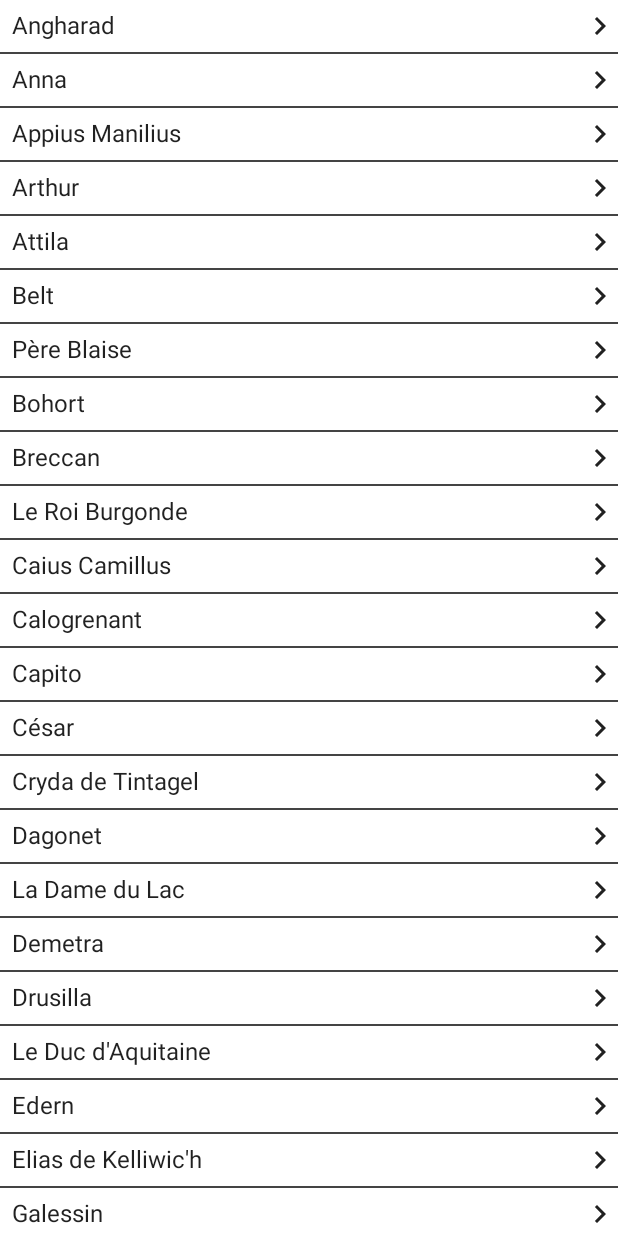
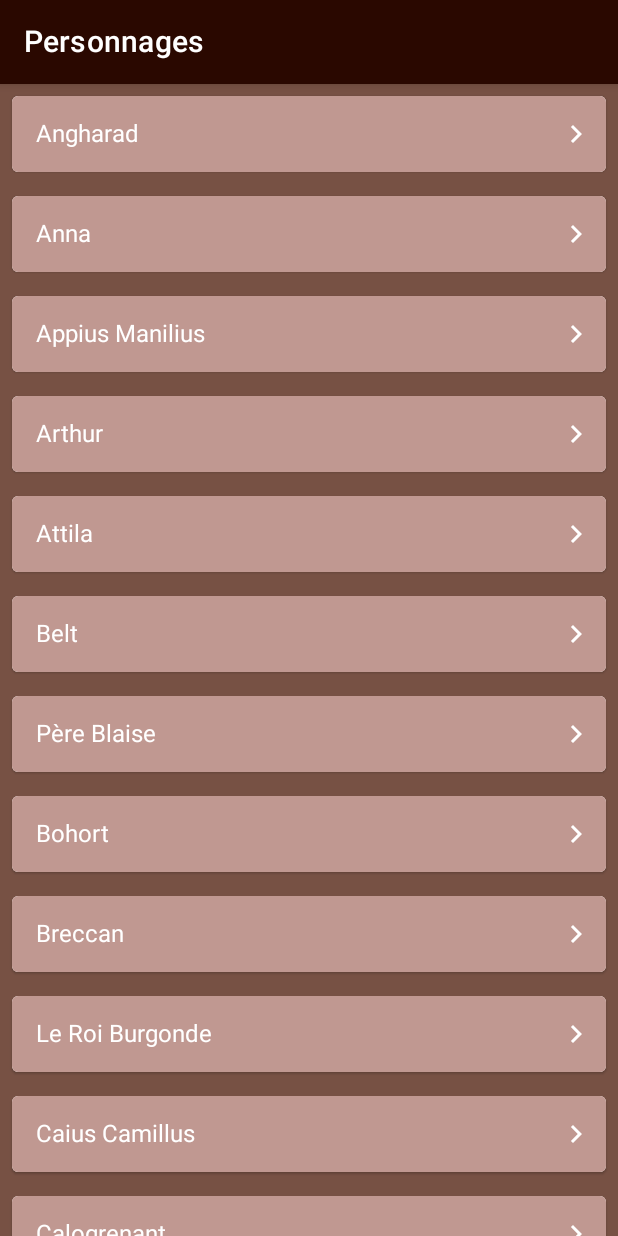
Before and after one commit to Guitouille/Kaamelott_citations, an Android app built with Jetpack Compose: the screen it shows after launch (MainActivity), after a tap on an icon or button, on a phone screen of 412 x 824 dp. Run offline under Robolectric (Android 15) with nearby library versions, the phone set to English and light mode, and no system bars; our stand-ins replace Dagger/Hilt's generated code, Timber, accompanist.

Commit message:
Better UI

```diff
--- a/app/build.gradle
+++ b/app/build.gradle
@@ -54,7 +54,7 @@ dependencies {
 
     implementation "androidx.room:room-runtime:$room_version"
     kapt "androidx.room:room-compiler:$room_version"
-
+    implementation "com.google.accompanist:accompanist-systemuicontroller:0.17.0"
     implementation 'androidx.core:core-ktx:1.7.0'
     implementation 'androidx.appcompat:appcompat:1.4.0'
     implementation 'com.google.android.material:material:1.4.0'
--- a/app/src/main/java/com/example/kaamelottcitations/MainActivity.kt
+++ b/app/src/main/java/com/example/kaamelottcitations/MainActivity.kt
@@ -13,7 +13,6 @@ import dagger.hilt.android.AndroidEntryPoint
 @AndroidEntryPoint
 class MainActivity : ComponentActivity() {
 
-    @OptIn(ExperimentalFoundationApi::class)
     override fun onCreate(savedInstanceState: Bundle?) {
         super.onCreate(savedInstanceState)
         setContent {
--- a/app/src/main/java/com/example/kaamelottcitations/data/kaamelottquotes/datasource/remote/QuotesRemoteSource.kt
+++ b/app/src/main/java/com/example/kaamelottcitations/data/kaamelottquotes/datasource/remote/QuotesRemoteSource.kt
@@ -1,5 +1,6 @@
 package com.example.kaamelottcitations.data.kaamelottquotes.datasource.remote
 
+import kotlinx.coroutines.delay
 import javax.inject.Inject
 
 class QuotesRemoteSource @Inject constructor(private val quotesService: QuotesService) {
@@ -8,6 +9,7 @@ class QuotesRemoteSource @Inject constructor(private val quotesService: QuotesSe
         book: Int,
         character: String
     ): QuotesRemoteEntity {
+        delay(2000)
         var quotesList = QuotesRemoteEntity()
         val result = quotesService.getCharacterQuoteByBook(book, character)
 
--- a/app/src/main/java/com/example/kaamelottcitations/navigation/NavigationHost.kt
+++ b/app/src/main/java/com/example/kaamelottcitations/navigation/NavigationHost.kt
@@ -1,22 +1,17 @@
 package com.example.kaamelottcitations.navigation
 
-import androidx.compose.foundation.ExperimentalFoundationApi
 import androidx.compose.runtime.Composable
 import androidx.compose.ui.Modifier
-import androidx.lifecycle.viewmodel.compose.viewModel
 import androidx.navigation.NavType
 import androidx.navigation.compose.NavHost
 import androidx.navigation.compose.composable
-import androidx.navigation.compose.currentBackStackEntryAsState
 import androidx.navigation.compose.rememberNavController
 import androidx.navigation.navArgument
 import androidx.navigation.navDeepLink
 import com.example.kaamelottcitations.ui.books.BooksGrid
 import com.example.kaamelottcitations.ui.characters.CharacterList
 import com.example.kaamelottcitations.ui.quotes.CharacterQuotesByBookScreen
-import com.example.kaamelottcitations.ui.quotes.CharacterQuotesViewModel
 
-@ExperimentalFoundationApi
 @Composable
 fun NavigationHost(
     modifier: Modifier = Modifier
--- /dev/null
+++ b/app/src/main/java/com/example/kaamelottcitations/ui/Common.kt
@@ -0,0 +1,14 @@
+package com.example.kaamelottcitations.ui
+
+import androidx.compose.material.Text
+import androidx.compose.material.TopAppBar
+import androidx.compose.runtime.Composable
+
+@Composable
+fun Toolbar(title: String) {
+    TopAppBar(
+        title = {
+            Text(text = title)
+        }
+    )
+}
--- a/app/src/main/java/com/example/kaamelottcitations/ui/books/BooksScreen.kt
+++ b/app/src/main/java/com/example/kaamelottcitations/ui/books/BooksScreen.kt
@@ -1,31 +1,40 @@
 package com.example.kaamelottcitations.ui.books
 
-import androidx.compose.foundation.ExperimentalFoundationApi
 import androidx.compose.foundation.Image
+import androidx.compose.foundation.background
 import androidx.compose.foundation.clickable
-import androidx.compose.foundation.layout.Column
-import androidx.compose.foundation.layout.fillMaxWidth
-import androidx.compose.foundation.layout.padding
-import androidx.compose.foundation.layout.size
-import androidx.compose.foundation.lazy.GridCells
-import androidx.compose.foundation.lazy.LazyVerticalGrid
+import androidx.compose.foundation.layout.*
+import androidx.compose.foundation.lazy.LazyColumn
 import androidx.compose.material.Card
+import androidx.compose.material.MaterialTheme
 import androidx.compose.material.Text
 import androidx.compose.runtime.Composable
 import androidx.compose.ui.Alignment
 import androidx.compose.ui.Modifier
+import androidx.compose.ui.graphics.Color
 import androidx.compose.ui.res.painterResource
 import androidx.compose.ui.res.stringResource
 import androidx.compose.ui.tooling.preview.Preview
 import androidx.compose.ui.unit.dp
+import androidx.compose.ui.unit.sp
 import com.example.kaamelottcitations.R
 import com.example.kaamelottcitations.core.getBookDrawableId
 import com.example.kaamelottcitations.core.numberOfBooks
+import com.example.kaamelottcitations.ui.Toolbar
+import com.example.kaamelottcitations.ui.theme.QuickSand
+import com.example.kaamelottcitations.ui.theme.RomanCoffee
 
-@ExperimentalFoundationApi
 @Composable
 fun BooksGrid(onBookClick: (Int) -> Unit) {
-    LazyVerticalGrid(cells = GridCells.Fixed(2)) {
+    Column(
+        modifier = Modifier
+            .background(color = RomanCoffee)
+            .fillMaxHeight()
+    ) {
+        Toolbar(title = stringResource(R.string.screen_title_book))
+        LazyColumn(
+            modifier = Modifier.padding(all = 8.dp)
+        ) {
             items(numberOfBooks) {
                 val bookNumber = it + 1
 
@@ -37,22 +46,46 @@ fun BooksGrid(onBookClick: (Int) -> Unit) {
             }
         }
     }
+}
 
 @Composable
 fun BookCell(bookNumber: Int, bookName: String, onBookClick: (Int) -> Unit) {
     Card(
         modifier = Modifier
             .clickable { onBookClick(bookNumber) }
-            .padding(all = 4.dp)
+            .padding(all = 8.dp)
             .fillMaxWidth()
     ) {
-        Column(horizontalAlignment = Alignment.CenterHorizontally) {
+        Row(
+            modifier = Modifier
+                .background(color = QuickSand)
+                .padding(8.dp),
+            verticalAlignment = Alignment.CenterVertically,
+        ) {
+            Card {
                 Image(
-                modifier = Modifier.size(100.dp),
+                    modifier = Modifier
+                        .size(70.dp)
+                        .padding(6.dp),
                     painter = painterResource(id = bookNumber.getBookDrawableId()),
                     contentDescription = bookName
                 )
-            Text(bookName)
+            }
+            Column(
+                modifier = Modifier
+                    .padding(start = 8.dp)
+            ) {
+                Text(
+                    style = MaterialTheme.typography.h6,
+                    text = bookName,
+                    color = Color.White
+                )
+                Text(
+                    style = MaterialTheme.typography.caption,
+                    text = stringResource(R.string.screen_book_see_characters),
+                    color = Color.White
+                )
+            }
         }
     }
 }
--- a/app/src/main/java/com/example/kaamelottcitations/ui/characters/CharactersScreen.kt
+++ b/app/src/main/java/com/example/kaamelottcitations/ui/characters/CharactersScreen.kt
@@ -1,10 +1,13 @@
 package com.example.kaamelottcitations.ui.characters
 
+import androidx.compose.foundation.background
 import androidx.compose.foundation.clickable
+import androidx.compose.foundation.layout.Column
 import androidx.compose.foundation.layout.Row
+import androidx.compose.foundation.layout.fillMaxWidth
 import androidx.compose.foundation.layout.padding
 import androidx.compose.foundation.lazy.LazyColumn
-import androidx.compose.material.Divider
+import androidx.compose.material.Card
 import androidx.compose.material.Icon
 import androidx.compose.material.Text
 import androidx.compose.material.icons.Icons
@@ -14,19 +17,28 @@ import androidx.compose.ui.Alignment
 import androidx.compose.ui.Modifier
 import androidx.compose.ui.graphics.Color
 import androidx.compose.ui.res.stringArrayResource
+import androidx.compose.ui.res.stringResource
 import androidx.compose.ui.tooling.preview.Preview
 import androidx.compose.ui.unit.dp
 import com.example.kaamelottcitations.R
+import com.example.kaamelottcitations.ui.Toolbar
+import com.example.kaamelottcitations.ui.theme.QuickSand
+import com.example.kaamelottcitations.ui.theme.RomanCoffee
 
 @Composable
 fun CharacterList(bookNumber: Int, onCharacterClicked: (Int, Int) -> Unit) {
     val charactersArray = stringArrayResource(id = R.array.characters)
+    Column(
+        modifier = Modifier
+            .background(color = RomanCoffee)
+    ) {
+        Toolbar(title = stringResource(R.string.screen_title_characters))
         LazyColumn {
             items(charactersArray.size) { index ->
                 CharacterRow(charactersArray[index], index, bookNumber, onCharacterClicked)
-            Divider(color = Color.DarkGray)
             }
 
+        }
     }
 }
 
@@ -37,20 +49,31 @@ fun CharacterRow(
     bookNumber: Int,
     onCharacterClicked: (Int, Int) -> Unit
 ) {
+    Card(
+        modifier = Modifier
+            .clickable { onCharacterClicked(bookNumber, nameIndex) }
+            .padding(all = 8.dp)
+            .fillMaxWidth()
+    ) {
         Row(
-        modifier = Modifier.clickable { onCharacterClicked(bookNumber, nameIndex) },
+            modifier = Modifier
+                .background(color = QuickSand)
+                .padding(8.dp),
             verticalAlignment = Alignment.CenterVertically
         ) {
             Text(
                 modifier = Modifier
                     .weight(1f)
                     .padding(8.dp),
-            text = name
+                text = name,
+                color = Color.White
             )
             Icon(
                 imageVector = Icons.Filled.ChevronRight,
-            null
+                contentDescription = null,
+                tint = Color.White,
             )
+        }
     }
 }
 
--- a/app/src/main/java/com/example/kaamelottcitations/ui/theme/Color.kt
+++ b/app/src/main/java/com/example/kaamelottcitations/ui/theme/Color.kt
@@ -6,3 +6,8 @@ val Purple200 = Color(0xFFBB86FC)
 val Purple500 = Color(0xFF6200EE)
 val Purple700 = Color(0xFF3700B3)
 val Teal200 = Color(0xFF03DAC5)
+
+val Nero = Color(0xFF2A0800)
+val RomanCoffee = Color(0xFF775144)
+val QuickSand = Color(0xFFC09891)
+val VanillaIce = Color(0xFFF4DBD8)
--- a/app/src/main/java/com/example/kaamelottcitations/ui/theme/Theme.kt
+++ b/app/src/main/java/com/example/kaamelottcitations/ui/theme/Theme.kt
@@ -5,26 +5,19 @@ import androidx.compose.material.MaterialTheme
 import androidx.compose.material.darkColors
 import androidx.compose.material.lightColors
 import androidx.compose.runtime.Composable
+import androidx.compose.ui.graphics.Color
+import com.google.accompanist.systemuicontroller.rememberSystemUiController
 
 private val DarkColorPalette = darkColors(
-    primary = Purple200,
+    primary = Nero,
     primaryVariant = Purple700,
-    secondary = Teal200
+    secondary = Teal200,
 )
 
 private val LightColorPalette = lightColors(
-    primary = Purple500,
+    primary = Nero,
     primaryVariant = Purple700,
-    secondary = Teal200
-
-    /* Other default colors to override
-    background = Color.White,
-    surface = Color.White,
-    onPrimary = Color.White,
-    onSecondary = Color.Black,
-    onBackground = Color.Black,
-    onSurface = Color.Black,
-    */
+    secondary = Teal200,
 )
 
 
@@ -33,6 +26,10 @@ fun KaamelottCitationsTheme(
     darkTheme: Boolean = isSystemInDarkTheme(),
     content: @Composable() () -> Unit
 ) {
+    val systemUiController = rememberSystemUiController()
+    systemUiController.setSystemBarsColor(
+        color = Nero
+    )
     val colors = if (darkTheme) {
         DarkColorPalette
     } else {
--- a/app/src/main/java/com/example/kaamelottcitations/ui/theme/Type.kt
+++ b/app/src/main/java/com/example/kaamelottcitations/ui/theme/Type.kt
@@ -1,8 +1,10 @@
 package com.example.kaamelottcitations.ui.theme
 
 import androidx.compose.material.Typography
+import androidx.compose.ui.graphics.Color
 import androidx.compose.ui.text.TextStyle
 import androidx.compose.ui.text.font.FontFamily
+import androidx.compose.ui.text.font.FontStyle
 import androidx.compose.ui.text.font.FontWeight
 import androidx.compose.ui.unit.sp
 
@@ -12,17 +14,12 @@ val Typography = Typography(
         fontFamily = FontFamily.Default,
         fontWeight = FontWeight.Normal,
         fontSize = 16.sp
-    )
-    /* Other default text styles to override
-    button = TextStyle(
-        fontFamily = FontFamily.Default,
-        fontWeight = FontWeight.W500,
-        fontSize = 14.sp
     ),
-    caption = TextStyle(
+    body2 = TextStyle(
         fontFamily = FontFamily.Default,
         fontWeight = FontWeight.Normal,
-        fontSize = 12.sp
+        fontSize = 12.sp,
+        fontStyle = FontStyle.Italic,
+        color = Color.White
     )
-    */
 )
--- a/app/src/main/res/values/strings.xml
+++ b/app/src/main/res/values/strings.xml
@@ -2,6 +2,19 @@
     <string name="app_name">Kaamelott citations</string>
 
     <string name="book">Livre %1s</string>
+    <string name="screen_title_book">Livres</string>
+    <string name="screen_title_characters">Personnages</string>
+    <string name="screen_title_quotes">Citations</string>
+
+    <string name="screen_book_see_characters">VOIR LES PERSONNAGES</string>
+
+    <string name="actor">Acteur: %1s</string>
+    <string name="author">Auteur: %1s</string>
+    <string name="character">Personnage: %1s</string>
+    <string name="episode">Episode: %1s</string>
+    <string name="season">Saison: %1s</string>
+    <string name="no_quotes">Pas de citations, désolé</string>
+    <string name="loading">Chargement en cours...</string>
 
     <string-array name="characters">
         <item>Angharad</item>
```
Also changed, not shown: app/src/main/java/com/example/kaamelottcitations/ui/quotes/CharacterQuotesScreen.kt (+88 -22 lines), app/src/main/java/com/example/kaamelottcitations/ui/quotes/CharacterQuotesViewModel.kt (+14 -10 lines). Lines whose indentation alone changed are shown as unchanged.
